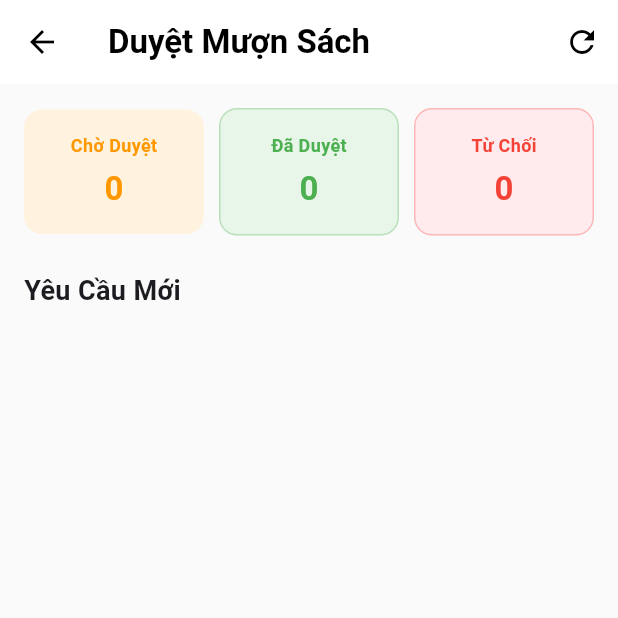
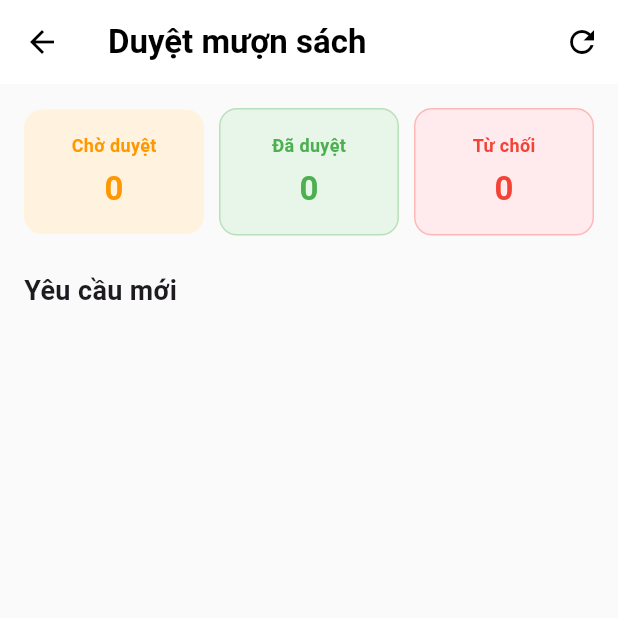
Before and after one commit to trongv2310/DoAn_CNPM, a Flutter app: the ApproveBorrowScreen screen opened directly with empty values, on a phone screen of 412 x 824 dp, the top half of it. Run offline on Flutter 3.47's test engine with Material 3 defaults, Android fonts, the phone set to English and light mode, and no system bars; accounts and stored records are empty; network calls fail.

```diff
--- a/API_ThuVien/API_ThuVien/appsettings.json
+++ b/API_ThuVien/API_ThuVien/appsettings.json
@@ -1,6 +1,6 @@
 {
   "ConnectionStrings": {
-    "ThuVienDB": "Server=DANG\\SQLEXPRESS;Database=ThuVienDB;Trusted_Connection=True;TrustServerCertificate=True;"
+    "ThuVienDB": "Server=DESKTOP-HHFANUM;Database=ThuVienDB;Trusted_Connection=True;TrustServerCertificate=True;"
   },
   "Logging": {
     "LogLevel": {
--- a/thuvienapp/lib/screens/Admin/BaoCaoTongHop.dart
+++ b/thuvienapp/lib/screens/Admin/BaoCaoTongHop.dart
@@ -11,7 +11,7 @@ class AdminReportsScreen extends StatelessWidget {
   Widget build(BuildContext context) {
     return Scaffold(
       appBar: AppBar(
-          title: const Text("Báo Cáo Tổng Hợp"),
+          title: const Text("Báo cáo tổng hợp"),
           backgroundColor: Colors.purple,
           foregroundColor: Colors.white),
       body: SingleChildScrollView(
--- a/thuvienapp/lib/screens/Admin/NhatKyHeThong.dart
+++ b/thuvienapp/lib/screens/Admin/NhatKyHeThong.dart
@@ -11,7 +11,7 @@ class NhatKyHeThong extends StatelessWidget {
       length: 3,
       child: Scaffold(
         appBar: AppBar(
-          title: const Text("Nhật Ký Hệ Thống"),
+          title: const Text("Nhật ký hệ thống"),
           backgroundColor: Colors.blueGrey,
           foregroundColor: Colors.white,
           bottom: const TabBar(
--- a/thuvienapp/lib/screens/Admin/QuanLyTaiKhoan.dart
+++ b/thuvienapp/lib/screens/Admin/QuanLyTaiKhoan.dart
@@ -67,7 +67,7 @@ class _UserManagementScreenState extends State<UserManagementScreen> {
   @override
   Widget build(BuildContext context) {
     return Scaffold(
-      appBar: AppBar(title: Text("Quản Lý Tài Khoản")),
+      appBar: AppBar(title: Text("Quản lý tài khoản")),
       floatingActionButton: FloatingActionButton(
         child: Icon(Icons.person_add),
         backgroundColor: Colors.blue,
--- a/thuvienapp/lib/screens/ThuKho/BaoCao.dart
+++ b/thuvienapp/lib/screens/ThuKho/BaoCao.dart
@@ -22,7 +22,7 @@ class _ReportScreenState extends State<ReportScreen> {
   @override
   Widget build(BuildContext context) {
     return Scaffold(
-      appBar: AppBar(title: Text("Báo Cáo Tài Chính"), backgroundColor: Colors.teal, foregroundColor: Colors.white),
+      appBar: AppBar(title: Text("Báo cáo tài chính"), backgroundColor: Colors.teal, foregroundColor: Colors.white),
       body: Column(
         children: [
           Padding(
--- a/thuvienapp/lib/screens/ThuKho/CheckTonKho.dart
+++ b/thuvienapp/lib/screens/ThuKho/CheckTonKho.dart
@@ -62,7 +62,7 @@ class _InventoryCheckScreenState extends State<InventoryCheckScreen> {
   Widget build(BuildContext context) {
     return Scaffold(
       appBar: AppBar(
-        title: const Text("Kiểm Kê Kho Sách"),
+        title: const Text("Kiểm kê kho sách"),
         backgroundColor: Colors.blue,
         foregroundColor: Colors.white,
       ),
--- a/thuvienapp/lib/screens/ThuKho/LichSuNhapSach.dart
+++ b/thuvienapp/lib/screens/ThuKho/LichSuNhapSach.dart
@@ -23,7 +23,7 @@ class _ImportHistoryScreenState extends State<ImportHistoryScreen> {
   @override
   Widget build(BuildContext context) {
     return Scaffold(
-      appBar: AppBar(title: Text("Lịch Sử Nhập Hàng"), backgroundColor: Colors.orange),
+      appBar: AppBar(title: Text("Lịch sử nhập hàng"), backgroundColor: Colors.orange),
       body: FutureBuilder<List<dynamic>>(
         future: _historyFuture,
         builder: (context, snapshot) {
--- a/thuvienapp/lib/screens/ThuKho/NhapSach.dart
+++ b/thuvienapp/lib/screens/ThuKho/NhapSach.dart
@@ -109,7 +109,7 @@ class _ImportGoodsScreenState extends State<ImportGoodsScreen> {
   @override
   Widget build(BuildContext context) {
     return Scaffold(
-      appBar: AppBar(title: Text("Tạo Phiếu Nhập"), backgroundColor: Colors.orange),
+      appBar: AppBar(title: Text("Tạo phiếu nhập"), backgroundColor: Colors.orange),
       body: Column(
         children: [
           Expanded(
--- a/thuvienapp/lib/screens/ThuKho/ThanhLy.dart
+++ b/thuvienapp/lib/screens/ThuKho/ThanhLy.dart
@@ -104,7 +104,7 @@ class _LiquidationScreenState extends State<LiquidationScreen> {
   @override
   Widget build(BuildContext context) {
     return Scaffold(
-      appBar: AppBar(title: Text("Thanh Lý Sách"), backgroundColor: Colors.redAccent, foregroundColor: Colors.white),
+      appBar: AppBar(title: Text("Thanh lý sách"), backgroundColor: Colors.redAccent, foregroundColor: Colors.white),
       body: Column(
         children: [
           Expanded(
--- a/thuvienapp/lib/screens/ThuThu/DuyetGiaHan.dart
+++ b/thuvienapp/lib/screens/ThuThu/DuyetGiaHan.dart
@@ -59,7 +59,7 @@ class _ApproveExtensionScreenState extends State<ApproveExtensionScreen> {
     return Scaffold(
       backgroundColor: Colors.grey[100],
       appBar: AppBar(
-        title: const Text("Duyệt Gia Hạn Sách"),
+        title: const Text("Duyệt gia hạn sách"),
         backgroundColor: Colors.white,
         foregroundColor: Colors.black,
         elevation: 1,
--- a/thuvienapp/lib/screens/ThuThu/DuyetMuon.dart
+++ b/thuvienapp/lib/screens/ThuThu/DuyetMuon.dart
@@ -89,7 +89,7 @@ class _ApproveBorrowScreenState extends State<ApproveBorrowScreen> {
     return Scaffold(
       backgroundColor: Colors.grey[50],
       appBar: AppBar(
-        title: const Text("Duyệt Mượn Sách", style: TextStyle(color: Colors.black, fontWeight: FontWeight.bold)),
+        title: const Text("Duyệt mượn sách", style: TextStyle(color: Colors.black, fontWeight: FontWeight.bold)),
         backgroundColor: Colors.white,
         elevation: 0,
         leading: const BackButton(color: Colors.black),
@@ -111,18 +111,18 @@ class _ApproveBorrowScreenState extends State<ApproveBorrowScreen> {
                 padding: const EdgeInsets.all(16.0),
                 child: Row(
                   children: [
-                    _buildStatCard("Chờ Duyệt", _stats['choDuyet'] ?? 0, Colors.orange, const Color(0xFFFFF3E0), null), // Không cần bấm
+                    _buildStatCard("Chờ duyệt", _stats['choDuyet'] ?? 0, Colors.orange, const Color(0xFFFFF3E0), null), // Không cần bấm
                     const SizedBox(width: 10),
-                    _buildStatCard("Đã Duyệt", _stats['daDuyet'] ?? 0, Colors.green, const Color(0xFFE8F5E9), () => _viewHistory('approved', 'Lịch Sử Đã Duyệt')),
+                    _buildStatCard("Đã duyệt", _stats['daDuyet'] ?? 0, Colors.green, const Color(0xFFE8F5E9), () => _viewHistory('approved', 'Lịch Sử Đã Duyệt')),
                     const SizedBox(width: 10),
-                    _buildStatCard("Từ Chối", _stats['tuChoi'] ?? 0, Colors.red, const Color(0xFFFFEBEE), () => _viewHistory('rejected', 'Lịch Sử Từ Chối')),
+                    _buildStatCard("Từ chối", _stats['tuChoi'] ?? 0, Colors.red, const Color(0xFFFFEBEE), () => _viewHistory('rejected', 'Lịch Sử Từ Chối')),
                   ],
                 ),
               ),
 
               const Padding(
                 padding: EdgeInsets.symmetric(horizontal: 16, vertical: 8),
-                child: Align(alignment: Alignment.centerLeft, child: Text("Yêu Cầu Mới", style: TextStyle(fontSize: 18, fontWeight: FontWeight.bold))),
+                child: Align(alignment: Alignment.centerLeft, child: Text("Yêu cầu mới", style: TextStyle(fontSize: 18, fontWeight: FontWeight.bold))),
               ),
 
               // 2. DANH SÁCH YÊU CẦU CHỜ DUYỆT
--- a/thuvienapp/lib/screens/ThuThu/HoTroDocGia.dart
+++ b/thuvienapp/lib/screens/ThuThu/HoTroDocGia.dart
@@ -73,7 +73,7 @@ class _SupportReaderScreenState extends State<SupportReaderScreen> {
     return Scaffold(
       backgroundColor: Colors.white, // Nền trắng sạch
       appBar: AppBar(
-        title: const Text("Yêu Cầu Hỗ Trợ", style: TextStyle(color: Colors.black, fontWeight: FontWeight.bold)),
+        title: const Text("Yêu cầu hỗ trợ", style: TextStyle(color: Colors.black, fontWeight: FontWeight.bold)),
         backgroundColor: Colors.white,
         elevation: 0,
         leading: const BackButton(color: Colors.black),
@@ -113,7 +113,7 @@ class _SupportReaderScreenState extends State<SupportReaderScreen> {
 
               const Padding(
                 padding: EdgeInsets.symmetric(horizontal: 16, vertical: 8),
-                child: Text("Yêu Cầu Hỗ Trợ", style: TextStyle(fontSize: 18, fontWeight: FontWeight.bold)),
+                child: Text("Yêu cầu hỗ trợ", style: TextStyle(fontSize: 18, fontWeight: FontWeight.bold)),
               ),
 
               // 2. DANH SÁCH YÊU CẦU
```
Also changed, not shown: thuvienapp/lib/screens/ThuThu/TraSachPhat.dart (+5 -5 lines), thuvienapp/lib/screens/tab_tusach.dart (+4 -4 lines), 1 other file.
